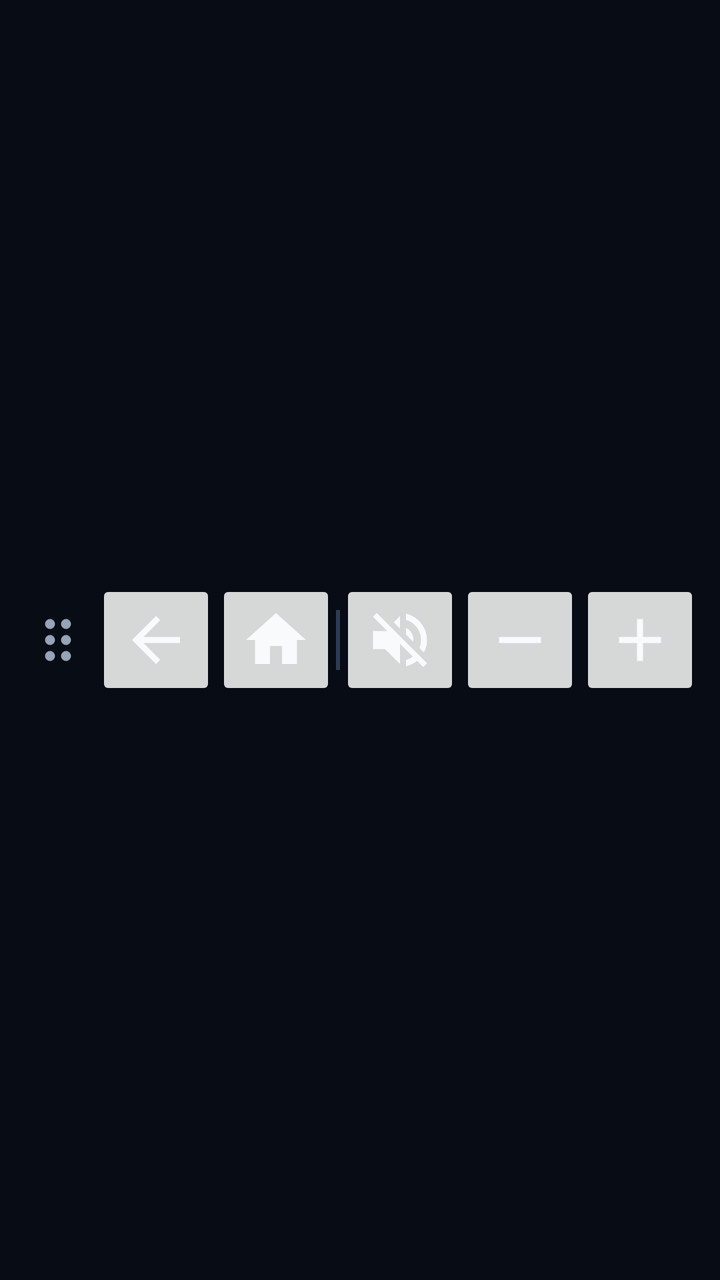
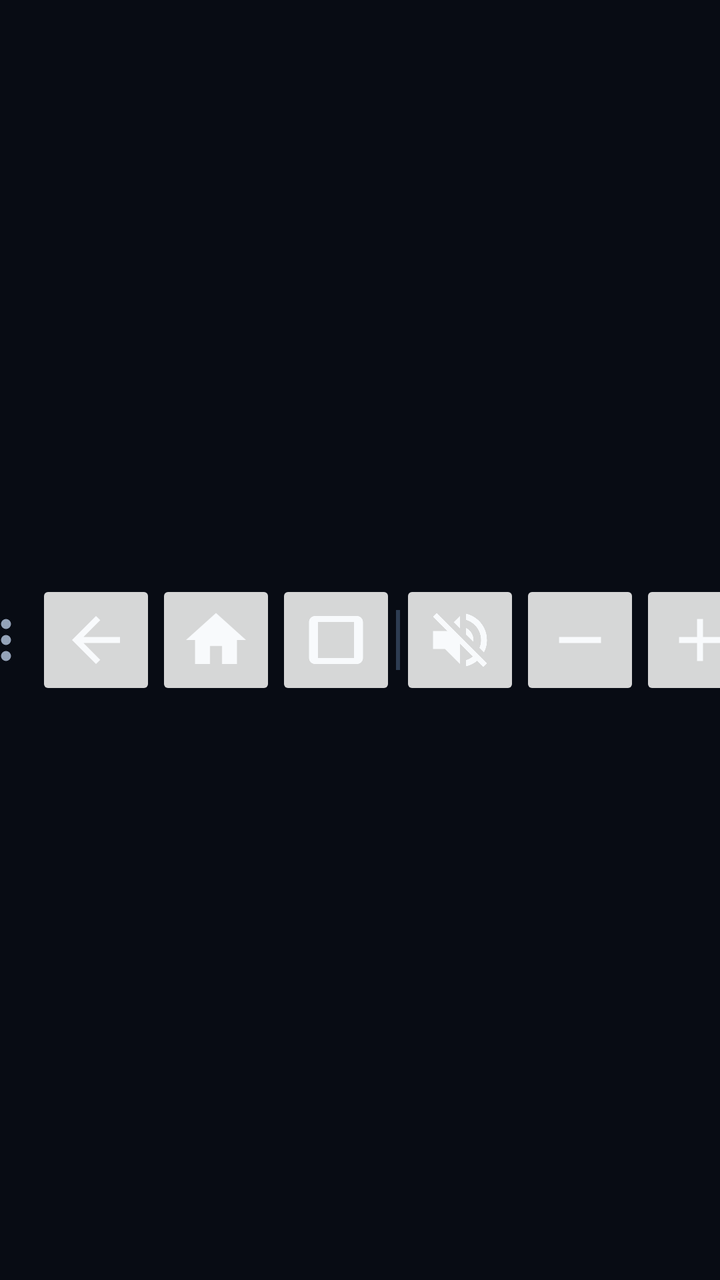

Two renders of the same Android screen: before a commit and after it. Below are the layout's source before the change and the commit's diff.
<!-- AndroidManifest.xml: application theme Theme.CarHeadUnitDock -->
<!-- res/layout/layout_car_dock_bar.xml -->
<?xml version="1.0" encoding="utf-8"?>
<LinearLayout xmlns:android="http://schemas.android.com/apk/res/android"
    android:id="@+id/floatingDockContainer"
    android:layout_width="wrap_content"
    android:layout_height="wrap_content"
    android:gravity="center"
    android:orientation="horizontal">

    
    <ImageView
        android:id="@+id/dragHandle"
        android:layout_width="38dp"
        android:layout_height="60dp"
        android:clickable="true"
        android:focusable="true"
        android:contentDescription="Déplacer la barre"
        android:scaleType="centerInside"
        android:src="@drawable/ic_drag_handle_horizontal" />

    
    <ImageButton
        android:id="@+id/btnBack"
        android:layout_width="60dp"
        android:layout_height="60dp"
        android:contentDescription="Retour"
        android:scaleType="fitCenter"
        android:src="@drawable/ic_back" />

    
    <ImageButton
        android:id="@+id/btnHome"
        android:layout_width="60dp"
        android:layout_height="60dp"
        android:contentDescription="Accueil"
        android:scaleType="fitCenter"
        android:src="@drawable/ic_home" />

    
    <View
        android:id="@+id/dockSeparator"
        android:layout_width="2dp"
        android:layout_height="30dp"
        android:background="#2E3D52" />

    
    <ImageButton
        android:id="@+id/btnMute"
        android:layout_width="60dp"
        android:layout_height="60dp"
        android:contentDescription="Sourdine"
        android:scaleType="fitCenter"
        android:src="@drawable/ic_mute" />

    
    <ImageButton
        android:id="@+id/btnVolDown"
        android:layout_width="60dp"
        android:layout_height="60dp"
        android:contentDescription="Volume Moins"
        android:scaleType="fitCenter"
        android:src="@drawable/ic_volume_down" />

    
    <ImageButton
        android:id="@+id/btnVolUp"
        android:layout_width="60dp"
        android:layout_height="60dp"
        android:contentDescription="Volume Plus"
        android:scaleType="fitCenter"
        android:src="@drawable/ic_volume_up" />

</LinearLayout>
<!-- resources referenced by this layout -->
<resources>
  <!-- drawable ic_back (drawable) -->
  <vector xmlns:android="http://schemas.android.com/apk/res/android"
      android:width="24dp"
      android:height="24dp"
      android:viewportWidth="24"
      android:viewportHeight="24">
      <path
          android:fillColor="@color/car_text_primary"
          android:pathData="M20,11H7.83l5.59,-5.59L12,4l-8,8 8,8 1.41,-1.41L7.83,13H20v-2z" />
  </vector>
  <!-- drawable ic_drag_handle_horizontal (drawable) -->
  <vector xmlns:android="http://schemas.android.com/apk/res/android"
      android:width="24dp"
      android:height="36dp"
      android:viewportWidth="24"
      android:viewportHeight="36">
      
      <path
          android:fillColor="#94A3B8"
          android:pathData="
              M 8,10 m -2.5,0 a 2.5,2.5 0 1,0 5,0 a 2.5,2.5 0 1,0 -5,0
              M 8,18 m -2.5,0 a 2.5,2.5 0 1,0 5,0 a 2.5,2.5 0 1,0 -5,0
              M 8,26 m -2.5,0 a 2.5,2.5 0 1,0 5,0 a 2.5,2.5 0 1,0 -5,0
              M 16,10 m -2.5,0 a 2.5,2.5 0 1,0 5,0 a 2.5,2.5 0 1,0 -5,0
              M 16,18 m -2.5,0 a 2.5,2.5 0 1,0 5,0 a 2.5,2.5 0 1,0 -5,0
              M 16,26 m -2.5,0 a 2.5,2.5 0 1,0 5,0 a 2.5,2.5 0 1,0 -5,0" />
  </vector>
  <!-- drawable ic_home (drawable) -->
  <vector xmlns:android="http://schemas.android.com/apk/res/android"
      android:width="24dp"
      android:height="24dp"
      android:viewportWidth="24"
      android:viewportHeight="24">
      <path
          android:fillColor="@color/car_text_primary"
          android:pathData="M10,20v-6h4v6h5v-8h3L12,3 2,12h3v8z" />
  </vector>
  <!-- drawable ic_mute (drawable) -->
  <vector xmlns:android="http://schemas.android.com/apk/res/android"
      android:width="24dp"
      android:height="24dp"
      android:viewportWidth="24"
      android:viewportHeight="24">
      <path
          android:fillColor="@color/car_text_primary"
          android:pathData="M16.5,12c0,-1.77 -1.02,-3.29 -2.5,-4.03v2.21l2.45,2.45c0.03,-0.2 0.05,-0.41 0.05,-0.63zM19,12c0,0.94 -0.2,1.82 -0.54,2.64l1.51,1.51C20.63,14.91 21,13.5 21,12c0,-4.28 -2.99,-7.86 -7,-8.77v2.06c2.89,0.86 5,3.54 5,6.71zM4.27,3L3,4.27l4.73,4.73H3v6h4l5,5v-6.73l4.25,4.25c-0.67,0.52 -1.42,0.93 -2.25,1.18v2.06c1.38,-0.31 2.63,-0.95 3.69,-1.81L19.73,21 21,19.73l-9,-9L4.27,3zM12,4L9.91,6.09 12,8.18V4z" />
  </vector>
  <!-- drawable ic_volume_down (drawable) -->
  <vector xmlns:android="http://schemas.android.com/apk/res/android"
      android:width="24dp"
      android:height="24dp"
      android:viewportWidth="24"
      android:viewportHeight="24">
      <path
          android:fillColor="@color/car_text_primary"
          android:pathData="M19,13H5v-2h14v2z" />
  </vector>
  <!-- drawable ic_volume_up (drawable) -->
  <vector xmlns:android="http://schemas.android.com/apk/res/android"
      android:width="24dp"
      android:height="24dp"
      android:viewportWidth="24"
      android:viewportHeight="24">
      <path
          android:fillColor="@color/car_text_primary"
          android:pathData="M19,13h-6v6h-2v-6H5v-2h6V5h2v6h6v2z" />
  </vector>
  <style name="Theme.CarHeadUnitDock" parent="Theme.MaterialComponents.DayNight.NoActionBar">
          <item name="colorPrimary">@color/car_accent_amber</item>
          <item name="colorPrimaryVariant">@color/car_accent_amber</item>
          <item name="colorOnPrimary">@color/car_bg_black</item>
          <item name="android:statusBarColor">@color/car_bg_black</item>
          <item name="android:windowBackground">@color/car_bg_black</item>
      </style>
  <color name="car_text_primary">#F8FAFC</color>
  <color name="car_accent_amber">#F59E0B</color>
  <color name="car_bg_black">#080C14</color>
</resources>

<!-- the commit's change to res/layout/layout_car_dock_bar.xml (unified diff, before → after) -->
@@ -36,11 +36,27 @@
         android:src="@drawable/ic_home" />
 
     
+    <ImageButton
+        android:id="@+id/btnRecents"
+        android:layout_width="60dp"
+        android:layout_height="60dp"
+        android:contentDescription="Applications Récentes"
+        android:scaleType="fitCenter"
+        android:src="@drawable/ic_recents" />
+
+    
     <View
         android:id="@+id/dockSeparator"
         android:layout_width="2dp"
         android:layout_height="30dp"
         android:background="#2E3D52" />
+
+    
+    <View
+        android:id="@+id/dockCenterSpacer"
+        android:layout_width="0dp"
+        android:layout_height="0dp"
+        android:visibility="gone" />
 
     
     <ImageButton
<!-- resource entries referenced after the edit -->
@@ -47,6 +47,17 @@
           android:fillColor="@color/car_text_primary"
           android:pathData="M16.5,12c0,-1.77 -1.02,-3.29 -2.5,-4.03v2.21l2.45,2.45c0.03,-0.2 0.05,-0.41 0.05,-0.63zM19,12c0,0.94 -0.2,1.82 -0.54,2.64l1.51,1.51C20.63,14.91 21,13.5 21,12c0,-4.28 -2.99,-7.86 -7,-8.77v2.06c2.89,0.86 5,3.54 5,6.71zM4.27,3L3,4.27l4.73,4.73H3v6h4l5,5v-6.73l4.25,4.25c-0.67,0.52 -1.42,0.93 -2.25,1.18v2.06c1.38,-0.31 2.63,-0.95 3.69,-1.81L19.73,21 21,19.73l-9,-9L4.27,3zM12,4L9.91,6.09 12,8.18V4z" />
   </vector>
+  <!-- drawable ic_recents (drawable) -->
+  <vector xmlns:android="http://schemas.android.com/apk/res/android"
+      android:width="24dp"
+      android:height="24dp"
+      android:viewportWidth="24"
+      android:viewportHeight="24">
+      
+      <path
+          android:fillColor="@color/car_text_primary"
+          android:pathData="M5,4h14c1.1,0 2,0.9 2,2v12c0,1.1 -0.9,2 -2,2H5c-1.1,0 -2,-0.9 -2,-2V6c0,-1.1 0.9,-2 2,-2zm1,2v12h12V6H6z" />
+  </vector>
   <!-- drawable ic_volume_down (drawable) -->
   <vector xmlns:android="http://schemas.android.com/apk/res/android"
       android:width="24dp"
